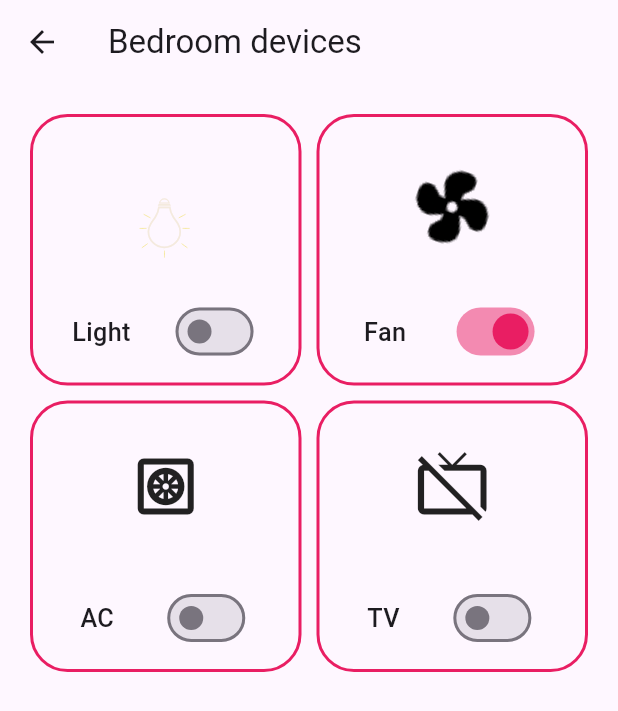
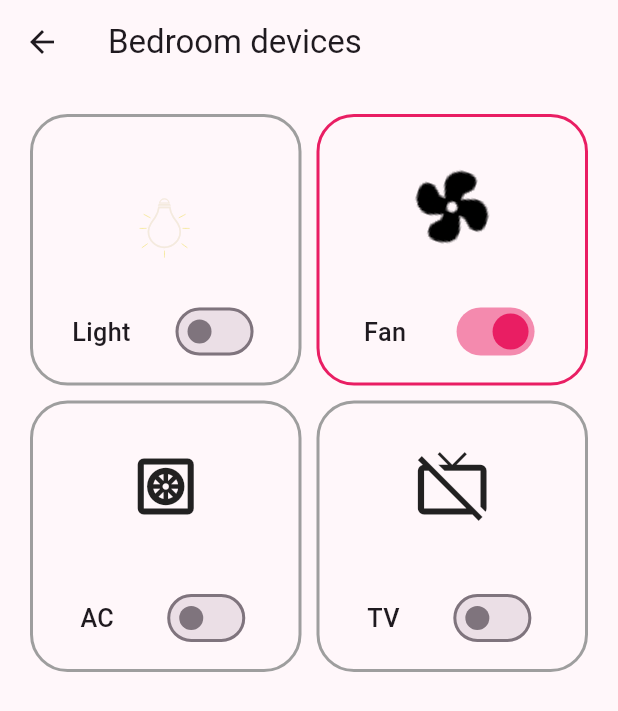
Before and after one commit to amitjangra01/home_automation, a Flutter app: the screen it shows after launch, after a tap on "Bedroom", on a phone screen of 412 x 824 dp. Shown: the top 711 px of the screen. Run offline on Flutter 3.47's test engine with Material 3 defaults, Android fonts, the phone set to English and light mode, and no system bars; our stand-ins replace adaptive_theme, flutter_hooks, hooks_riverpod, lottie.

Commit message:
small changes

```diff
--- a/lib/app/widgets/detail_page_tile.dart
+++ b/lib/app/widgets/detail_page_tile.dart
@@ -22,7 +22,7 @@ class DetailPageTile extends HookConsumerWidget {
         // color: Colors.yellow.shade100,
         borderRadius: BorderRadius.circular(25),
         border: Border.all(
-          color: Colors.pink,
+          color: state ? Colors.pink : Colors.grey,
           width: 2,
         ),
       ),
--- a/lib/main.dart
+++ b/lib/main.dart
@@ -13,8 +13,18 @@ class MyApp extends StatelessWidget {
   @override
   Widget build(BuildContext context) {
     return AdaptiveTheme(
-      light: ThemeData.light(useMaterial3: true),
-      dark: ThemeData.dark(useMaterial3: true),
+      // light: ThemeData.light(useMaterial3: true),
+      // dark: ThemeData.dark(useMaterial3: true),
+      light: ThemeData(
+        useMaterial3: true,
+        brightness: Brightness.light,
+        colorSchemeSeed: Colors.purple,
+      ),
+      dark: ThemeData(
+        useMaterial3: true,
+        brightness: Brightness.dark,
+        colorSchemeSeed: Colors.purple,
+      ),
       initial: AdaptiveThemeMode.light,
       debugShowFloatingThemeButton: true,
       builder: (theme, darkTheme) => MaterialApp(
```
